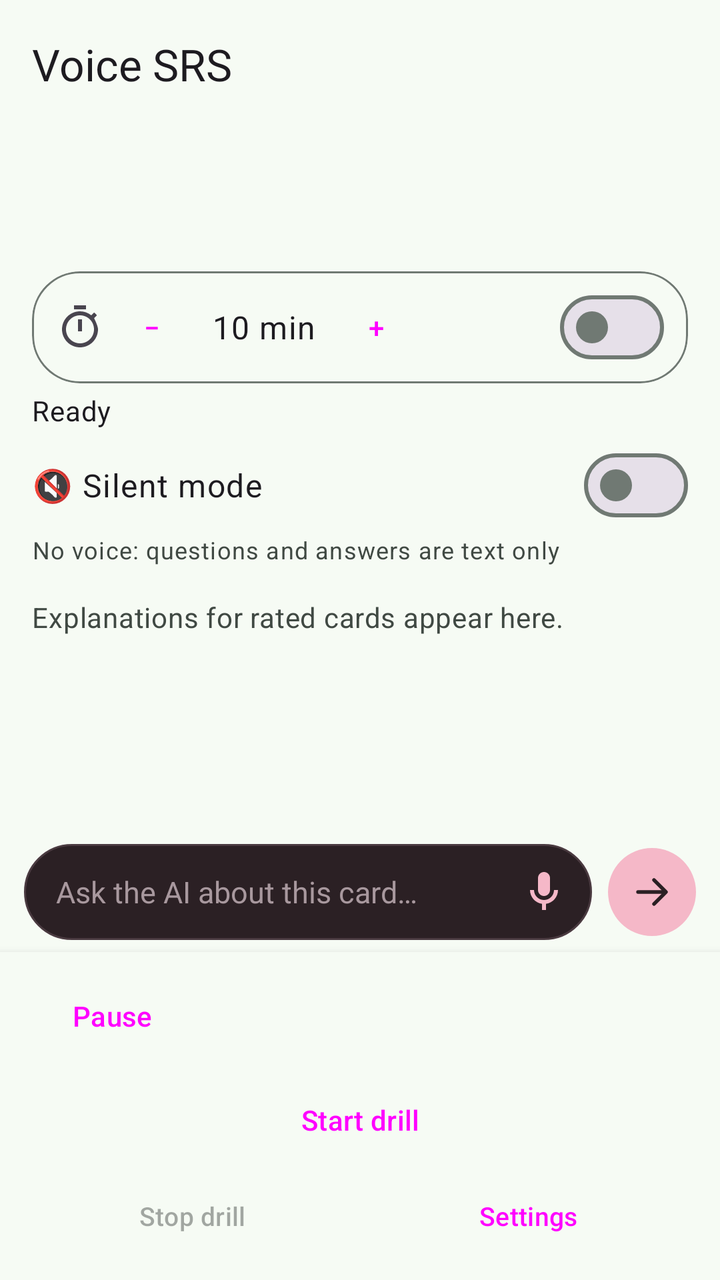
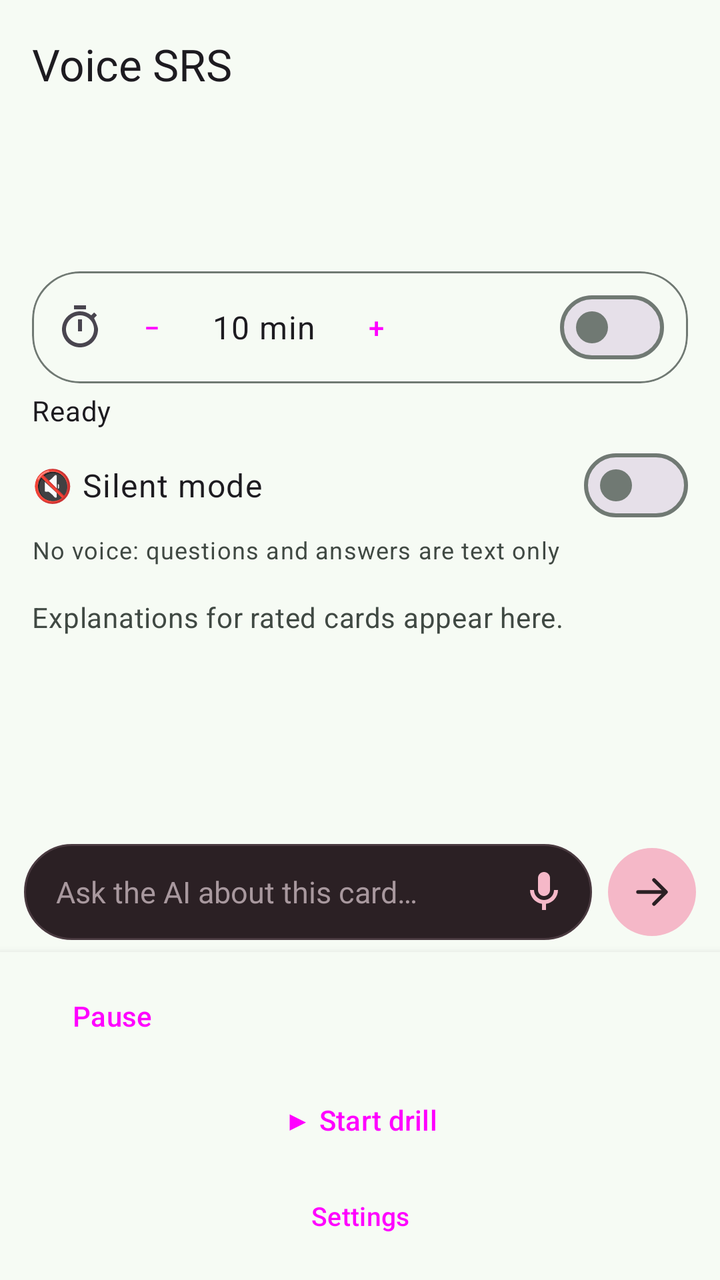

An Android layout rendered at two revisions. The XML below is the earlier revision; the diff shows what the commit changed to produce the second picture.
<!-- AndroidManifest.xml: application theme Theme.VoiceSrs -->
<!-- res/layout/activity_main.xml -->
<?xml version="1.0" encoding="utf-8"?>
<LinearLayout xmlns:android="http://schemas.android.com/apk/res/android"
    xmlns:app="http://schemas.android.com/apk/res-auto"
    android:layout_width="match_parent"
    android:layout_height="match_parent"
    android:fitsSystemWindows="true"
    android:orientation="vertical">

    <com.google.android.material.appbar.MaterialToolbar
        android:id="@+id/toolbar"
        android:layout_width="match_parent"
        android:layout_height="?attr/actionBarSize"
        android:background="?attr/colorSurface"
        app:title="@string/app_name"
        app:titleTextAppearance="?attr/textAppearanceTitleLarge" />

    <LinearLayout
        android:id="@+id/slimHeader"
        android:layout_width="match_parent"
        android:layout_height="wrap_content"
        android:orientation="vertical"
        android:paddingStart="16dp"
        android:paddingTop="4dp"
        android:paddingEnd="16dp"
        android:paddingBottom="8dp">

        <TextView
            android:id="@+id/deckPath"
            android:layout_width="match_parent"
            android:layout_height="wrap_content"
            android:ellipsize="start"
            android:maxLines="1"
            android:textAppearance="?attr/textAppearanceBodySmall"
            android:textColor="?attr/colorOnSurfaceVariant"
            android:visibility="gone" />

        <TextView
            android:id="@+id/deckName"
            android:layout_width="match_parent"
            android:layout_height="wrap_content"
            android:ellipsize="end"
            android:maxLines="1"
            android:textAppearance="?attr/textAppearanceTitleMedium" />

        <TextView
            android:id="@+id/dueCount"
            android:layout_width="match_parent"
            android:layout_height="wrap_content"
            android:layout_marginTop="2dp"
            android:textAppearance="?attr/textAppearanceBodyMedium" />

        <TextView
            android:id="@+id/examCountdown"
            android:layout_width="match_parent"
            android:layout_height="wrap_content"
            android:layout_marginTop="2dp"
            android:textAppearance="?attr/textAppearanceBodySmall"
            android:textColor="?attr/colorOnSurfaceVariant"
            android:visibility="gone" />

        <TextView
            android:id="@+id/headerMeta"
            android:layout_width="match_parent"
            android:layout_height="wrap_content"
            android:layout_marginTop="2dp"
            android:clickable="false"
            android:focusable="false"
            android:longClickable="false"
            android:textAppearance="?attr/textAppearanceBodyMedium"
            android:textColor="?attr/colorOnSurfaceVariant" />

        <include
            android:id="@+id/timerRowInclude"
            layout="@layout/include_timer_row"
            android:layout_width="match_parent"
            android:layout_height="wrap_content"
            android:layout_marginTop="4dp" />

        <TextView
            android:id="@+id/stateText"
            android:layout_width="match_parent"
            android:layout_height="wrap_content"
            android:layout_marginTop="4dp"
            android:text="@string/state_ready"
            android:textAppearance="?attr/textAppearanceBodyMedium" />

        <TextView
            android:id="@+id/progressText"
            android:layout_width="match_parent"
            android:layout_height="wrap_content"
            android:visibility="gone" />

        <com.google.android.material.chip.Chip
            android:id="@+id/syncChip"
            style="@style/Widget.Material3.Chip.Assist"
            android:layout_width="wrap_content"
            android:layout_height="wrap_content"
            android:layout_marginTop="4dp"
            android:clickable="false"
            android:focusable="false"
            android:text="0 pending sync"
            android:visibility="gone"
            app:chipMinHeight="32dp" />

        <com.google.android.material.materialswitch.MaterialSwitch
            android:id="@+id/drillSilentSwitch"
            android:layout_width="match_parent"
            android:layout_height="wrap_content"
            android:layout_marginTop="4dp"
            android:minHeight="48dp"
            android:text="@string/silent_switch"
            android:textAppearance="?attr/textAppearanceBodyLarge" />

        <TextView
            android:id="@+id/drillSilentSubtitle"
            android:layout_width="match_parent"
            android:layout_height="wrap_content"
            android:text="@string/silent_switch_sub"
            android:textAppearance="?attr/textAppearanceBodySmall"
            android:textColor="?attr/colorOnSurfaceVariant" />
    </LinearLayout>

    <include
        layout="@layout/include_error_card"
        android:layout_width="match_parent"
        android:layout_height="wrap_content"
        android:layout_marginStart="16dp"
        android:layout_marginEnd="16dp" />

    <FrameLayout
        android:layout_width="match_parent"
        android:layout_height="0dp"
        android:layout_weight="1">

        <androidx.recyclerview.widget.RecyclerView
            android:id="@+id/chatList"
            android:layout_width="match_parent"
            android:layout_height="match_parent"
            android:clipToPadding="false"
            android:paddingStart="12dp"
            android:paddingTop="4dp"
            android:paddingEnd="12dp"
            android:paddingBottom="8dp"
            android:scrollbars="vertical" />

        <TextView
            android:id="@+id/chatEmpty"
            android:layout_width="match_parent"
            android:layout_height="wrap_content"
            android:paddingStart="16dp"
            android:paddingTop="8dp"
            android:paddingEnd="16dp"
            android:text="@string/chat_empty"
            android:textAppearance="?attr/textAppearanceBodyMedium"
            android:textColor="?attr/colorOnSurfaceVariant" />

        <TextView
            android:id="@+id/chatUnread"
            android:layout_width="wrap_content"
            android:layout_height="wrap_content"
            android:layout_gravity="end"
            android:clickable="false"
            android:focusable="false"
            android:paddingStart="8dp"
            android:paddingEnd="12dp"
            android:textAppearance="?attr/textAppearanceTitleSmall"
            android:visibility="gone" />

        <TextView
            android:id="@+id/chatNextPill"
            android:layout_width="wrap_content"
            android:layout_height="wrap_content"
            android:layout_gravity="bottom|center_horizontal"
            android:layout_marginBottom="8dp"
            android:background="@drawable/bg_next_pill"
            android:clickable="true"
            android:contentDescription="@string/chat_next_question"
            android:focusable="true"
            android:paddingStart="12dp"
            android:paddingTop="6dp"
            android:paddingEnd="12dp"
            android:paddingBottom="6dp"
            android:text="@string/chat_next_question"
            android:textColor="@color/spoken_pill_text"
            android:textSize="12sp"
            android:visibility="gone" />
    </FrameLayout>

    <include layout="@layout/include_chat_composer" />

    <LinearLayout
        android:id="@+id/bottomBar"
        android:layout_width="match_parent"
        android:layout_height="wrap_content"
        android:background="?attr/colorSurface"
        android:elevation="6dp"
        android:orientation="vertical"
        android:paddingStart="12dp"
        android:paddingTop="8dp"
        android:paddingEnd="12dp"
        android:paddingBottom="12dp">

        <include layout="@layout/include_session_cue" />

        <Button
            android:id="@+id/showAnswerButton"
            style="@style/Widget.Material3.Button.TonalButton"
            android:layout_width="match_parent"
            android:layout_height="wrap_content"
            android:minHeight="52dp"
            android:text="@string/show_answer"
            android:visibility="gone" />

        <TextView
            android:id="@+id/gradeGuideLabel"
            android:layout_width="match_parent"
            android:layout_height="wrap_content"
            android:text="@string/grade_guide"
            android:textAppearance="?attr/textAppearanceLabelLarge"
            android:visibility="gone" />

        <com.google.android.material.chip.ChipGroup
            android:id="@+id/gradeChips"
            android:layout_width="match_parent"
            android:layout_height="wrap_content"
            android:visibility="gone"
            app:chipSpacingHorizontal="8dp"
            app:singleLine="false"
            app:singleSelection="true">

            <com.google.android.material.chip.Chip
                android:id="@+id/chipAgain"
                style="@style/Widget.Material3.Chip.Suggestion"
                android:layout_width="wrap_content"
                android:layout_height="wrap_content"
                android:checkable="true"
                android:text="@string/grade_again"
                app:checkedIconVisible="false" />

            <com.google.android.material.chip.Chip
                android:id="@+id/chipHard"
                style="@style/Widget.Material3.Chip.Suggestion"
                android:layout_width="wrap_content"
                android:layout_height="wrap_content"
                android:checkable="true"
                android:text="@string/grade_hard"
                app:checkedIconVisible="false" />

            <com.google.android.material.chip.Chip
                android:id="@+id/chipGood"
                style="@style/Widget.Material3.Chip.Suggestion"
                android:layout_width="wrap_content"
                android:layout_height="wrap_content"
                android:checkable="true"
                android:text="@string/grade_good"
                app:checkedIconVisible="false" />

            <com.google.android.material.chip.Chip
                android:id="@+id/chipEasy"
                style="@style/Widget.Material3.Chip.Suggestion"
                android:layout_width="wrap_content"
                android:layout_height="wrap_content"
                android:checkable="true"
                android:text="@string/grade_easy"
                app:checkedIconVisible="false" />
        </com.google.android.material.chip.ChipGroup>

        <Button
            android:id="@+id/startButton"
            style="@style/Widget.Material3.Button"
            android:layout_width="match_parent"
            android:layout_height="wrap_content"
            android:layout_marginTop="4dp"
            android:minHeight="48dp"
            android:text="@string/app_start" />

        <LinearLayout
            android:layout_width="match_parent"
            android:layout_height="wrap_content"
            android:layout_marginTop="4dp"
            android:orientation="horizontal">

            <Button
                android:id="@+id/stopButton"
                style="@style/Widget.Material3.Button.TextButton"
                android:layout_width="0dp"
                android:layout_height="wrap_content"
                android:layout_weight="1"
                android:enabled="false"
                android:minHeight="40dp"
                android:text="@string/app_stop"
                android:textSize="13sp" />

            <Button
                android:id="@+id/settingsButton"
                style="@style/Widget.Material3.Button.TextButton"
                android:layout_width="0dp"
                android:layout_height="wrap_content"
                android:layout_weight="1"
                android:minHeight="40dp"
                android:text="@string/app_settings"
                android:textSize="13sp" />
        </LinearLayout>
    </LinearLayout>
</LinearLayout>
<!-- res/layout/include_timer_row.xml (included above) -->
<?xml version="1.0" encoding="utf-8"?>
<com.google.android.material.card.MaterialCardView xmlns:android="http://schemas.android.com/apk/res/android"
    xmlns:app="http://schemas.android.com/apk/res-auto"
    android:id="@+id/timerRow"
    style="@style/Widget.Material3.CardView.Outlined"
    android:layout_width="match_parent"
    android:layout_height="wrap_content"
    android:minHeight="48dp"
    android:contentDescription="@string/timer_title"
    app:cardCornerRadius="24dp"
    app:cardElevation="0dp"
    app:contentPadding="4dp"
    app:strokeColor="?attr/colorOutline"
    app:strokeWidth="1dp">

    <LinearLayout
        android:layout_width="match_parent"
        android:layout_height="wrap_content"
        android:gravity="center_vertical"
        android:orientation="horizontal"
        android:paddingStart="8dp"
        android:paddingEnd="8dp">

        <TextView
            android:id="@+id/elapsedChip"
            android:layout_width="wrap_content"
            android:layout_height="wrap_content"
            android:layout_marginEnd="4dp"
            android:visibility="gone"
            android:textAppearance="?attr/textAppearanceLabelLarge" />

        <ImageView
            android:id="@+id/timerIcon"
            android:layout_width="24dp"
            android:layout_height="24dp"
            android:contentDescription="@string/timer_title"
            android:src="@drawable/ic_timer" />

        <Button
            android:id="@+id/timerMinus"
            style="@style/Widget.Material3.Button.IconButton"
            android:layout_width="48dp"
            android:layout_height="48dp"
            android:contentDescription="@string/timer_fewer"
            android:text="−" />

        <TextView
            android:id="@+id/timerValue"
            android:layout_width="wrap_content"
            android:layout_height="wrap_content"
            android:layout_marginStart="4dp"
            android:layout_marginEnd="4dp"
            android:minWidth="56dp"
            android:gravity="center"
            android:textAppearance="?attr/textAppearanceBodyLarge"
            android:text="10 min" />

        <Button
            android:id="@+id/timerPlus"
            style="@style/Widget.Material3.Button.IconButton"
            android:layout_width="48dp"
            android:layout_height="48dp"
            android:contentDescription="@string/timer_more"
            android:text="+" />

        <com.google.android.material.materialswitch.MaterialSwitch
            android:id="@+id/timerSwitch"
            android:layout_width="0dp"
            android:layout_height="wrap_content"
            android:layout_weight="1"
            android:gravity="end|center_vertical"
            android:minHeight="48dp"
            android:contentDescription="@string/timer_switch" />
    </LinearLayout>
</com.google.android.material.card.MaterialCardView>
<!-- res/layout/include_error_card.xml (included above) -->
<?xml version="1.0" encoding="utf-8"?>
<com.google.android.material.card.MaterialCardView xmlns:android="http://schemas.android.com/apk/res/android"
    xmlns:app="http://schemas.android.com/apk/res-auto"
    android:id="@+id/errorCard"
    style="@style/Widget.Material3.CardView.Outlined"
    android:layout_width="match_parent"
    android:layout_height="wrap_content"
    android:layout_marginBottom="12dp"
    android:visibility="gone"
    app:cardCornerRadius="20dp"
    app:contentPadding="20dp"
    app:strokeColor="?attr/colorError">

    <LinearLayout
        android:layout_width="match_parent"
        android:layout_height="wrap_content"
        android:orientation="vertical">

        <TextView
            android:id="@+id/errorTitle"
            android:layout_width="match_parent"
            android:layout_height="wrap_content"
            android:importantForAccessibility="yes"
            android:text="@string/error_title"
            android:textAppearance="?attr/textAppearanceTitleMedium"
            android:textColor="?attr/colorError" />

        <TextView
            android:id="@+id/errorText"
            android:layout_width="match_parent"
            android:layout_height="wrap_content"
            android:layout_marginTop="6dp"
            android:importantForAccessibility="yes"
            android:textAppearance="?attr/textAppearanceBodyLarge" />

        <Button
            android:id="@+id/retryButton"
            style="@style/Widget.Material3.Button"
            android:layout_width="match_parent"
            android:layout_height="wrap_content"
            android:layout_marginTop="12dp"
            android:minHeight="52dp"
            android:text="@string/error_retry" />
    </LinearLayout>
</com.google.android.material.card.MaterialCardView>
<!-- res/layout/include_chat_composer.xml (included above) -->
<?xml version="1.0" encoding="utf-8"?>
<LinearLayout xmlns:android="http://schemas.android.com/apk/res/android"
    xmlns:app="http://schemas.android.com/apk/res-auto"
    android:id="@+id/chatComposer"
    android:layout_width="match_parent"
    android:layout_height="wrap_content"
    android:orientation="vertical"
    android:paddingStart="12dp"
    android:paddingTop="4dp"
    android:paddingEnd="12dp"
    android:paddingBottom="6dp">

    <TextView
        android:id="@+id/chatAskAbout"
        android:layout_width="match_parent"
        android:layout_height="wrap_content"
        android:paddingBottom="4dp"
        android:textColor="@color/chat_meta"
        android:textSize="11sp"
        android:visibility="gone" />

    <com.google.android.material.chip.Chip
        android:id="@+id/todayReportChip"
        style="@style/Widget.Material3.Chip.Suggestion"
        android:layout_width="wrap_content"
        android:layout_height="wrap_content"
        android:layout_marginBottom="4dp"
        android:text="@string/today_report"
        android:visibility="gone"
        app:checkedIconVisible="false" />

    <TextView
        android:id="@+id/chatDictateHint"
        android:layout_width="match_parent"
        android:layout_height="wrap_content"
        android:paddingBottom="4dp"
        android:text="@string/chat_dictate_miss"
        android:textColor="@color/chat_meta"
        android:textSize="11sp"
        android:visibility="gone" />

    <LinearLayout
        android:layout_width="match_parent"
        android:layout_height="wrap_content"
        android:gravity="center_vertical"
        android:orientation="horizontal">

        <FrameLayout
            android:id="@+id/chatInputShell"
            android:layout_width="0dp"
            android:layout_height="wrap_content"
            android:layout_weight="1"
            android:background="@drawable/bg_chat_input"
            android:minHeight="48dp">

            <EditText
                android:id="@+id/chatInput"
                android:layout_width="match_parent"
                android:layout_height="wrap_content"
                android:background="@android:color/transparent"
                android:hint="@string/chat_ask_hint"
                android:imeOptions="actionSend"
                android:importantForAutofill="no"
                android:inputType="textCapSentences"
                android:minHeight="48dp"
                android:paddingStart="16dp"
                android:paddingTop="10dp"
                android:paddingEnd="44dp"
                android:paddingBottom="10dp"
                android:textColor="@color/chat_input_text"
                android:textColorHint="@color/chat_input_hint"
                android:textSize="15sp" />

            <ImageButton
                android:id="@+id/chatDictate"
                android:layout_width="40dp"
                android:layout_height="40dp"
                android:layout_gravity="end|center_vertical"
                android:layout_marginEnd="4dp"
                android:background="?attr/selectableItemBackgroundBorderless"
                android:contentDescription="@string/chat_dictate_cd"
                android:padding="8dp"
                android:scaleType="centerInside"
                android:src="@drawable/ic_mic"
                app:tint="@color/chat_accent" />
        </FrameLayout>

        <ImageButton
            android:id="@+id/chatSend"
            android:layout_width="44dp"
            android:layout_height="44dp"
            android:layout_marginStart="8dp"
            android:background="@drawable/bg_chat_send"
            android:contentDescription="@string/chat_send_cd"
            android:padding="10dp"
            android:scaleType="centerInside"
            android:src="@drawable/ic_send"
            app:tint="@color/chat_send_icon" />
    </LinearLayout>
</LinearLayout>
<!-- res/layout/include_session_cue.xml (included above) -->
<?xml version="1.0" encoding="utf-8"?>
<LinearLayout xmlns:android="http://schemas.android.com/apk/res/android"
    android:id="@+id/sessionCue"
    android:layout_width="match_parent"
    android:layout_height="wrap_content"
    android:orientation="vertical">

    <TextView
        android:id="@+id/thinkCountdown"
        android:layout_width="match_parent"
        android:layout_height="wrap_content"
        android:gravity="center_vertical"
        android:minHeight="32dp"
        android:textAppearance="?attr/textAppearanceLabelLarge"
        android:textColor="?attr/colorPrimary"
        android:visibility="gone" />

    <LinearLayout
        android:id="@+id/chatPauseRow"
        android:layout_width="match_parent"
        android:layout_height="wrap_content"
        android:gravity="center_vertical"
        android:orientation="horizontal"
        android:visibility="gone">

        <TextView
            android:id="@+id/chatPauseLabel"
            android:layout_width="0dp"
            android:layout_height="wrap_content"
            android:layout_weight="1"
            android:text="@string/chat_paused"
            android:textAppearance="?attr/textAppearanceTitleSmall" />

        <Button
            android:id="@+id/chatResumeButton"
            style="@style/Widget.Material3.Button.TonalButton"
            android:layout_width="wrap_content"
            android:layout_height="wrap_content"
            android:minHeight="48dp"
            android:backgroundTint="?attr/colorPrimary"
            android:textColor="?attr/colorOnPrimary"
            android:text="@string/chat_resume" />
    </LinearLayout>

    <LinearLayout
        android:id="@+id/playbackRow"
        android:layout_width="match_parent"
        android:layout_height="wrap_content"
        android:gravity="center_vertical"
        android:orientation="horizontal">

        <Button
            android:id="@+id/playbackPauseButton"
            style="@style/Widget.Material3.Button.TonalButton"
            android:layout_width="wrap_content"
            android:layout_height="wrap_content"
            android:minHeight="48dp"
            android:text="@string/playback_pause" />

        <TextView
            android:id="@+id/playbackStatus"
            android:layout_width="0dp"
            android:layout_height="wrap_content"
            android:layout_marginStart="8dp"
            android:layout_weight="1"
            android:textAppearance="?attr/textAppearanceBodySmall"
            android:textColor="?attr/colorOnSurfaceVariant" />
    </LinearLayout>
</LinearLayout>
<!-- resources referenced by this layout -->
<resources>
  <color name="chat_accent">#F5B8C8</color>
  <color name="chat_input_hint">#A8989E</color>
  <color name="chat_input_text">#F3ECEE</color>
  <color name="chat_meta">#8D8488</color>
  <color name="chat_send_icon">#2B2024</color>
  <color name="spoken_pill_text">#E6E1E5</color>
  <!-- drawable bg_next_pill (drawable) -->
  <?xml version="1.0" encoding="utf-8"?>
  <shape xmlns:android="http://schemas.android.com/apk/res/android"
      android:shape="rectangle">
      <solid android:color="@color/spoken_pill" />
      <corners android:radius="16dp" />
  </shape>
  <string name="app_name">Voice SRS</string>
  <string name="app_settings">Settings</string>
  <string name="app_start">Start drill</string>
  <string name="app_stop">Stop drill</string>
  <string name="chat_ask_hint">Ask the AI about this card…</string>
  <string name="chat_dictate_cd">Dictate</string>
  <string name="chat_dictate_miss">Didn\'t catch that</string>
  <string name="chat_empty">Explanations for rated cards appear here.</string>
  <string name="chat_next_question">Next question ↓</string>
  <string name="chat_paused">Paused, asking AI</string>
  <string name="chat_resume">Resume</string>
  <string name="chat_send_cd">Send</string>
  <string name="error_retry">Retry</string>
  <string name="error_title">Can\'t start the drill</string>
  <string name="grade_again">Again</string>
  <string name="grade_easy">Easy</string>
  <string name="grade_good">Good</string>
  <string name="grade_guide">Say a grade</string>
  <string name="grade_hard">Hard</string>
  <string name="playback_pause">Pause</string>
  <string name="show_answer">Show answer</string>
  <string name="silent_switch">🔇 Silent mode</string>
  <string name="silent_switch_sub">No voice: questions and answers are text only</string>
  <string name="state_ready">Ready</string>
  <string name="timer_fewer">Fewer minutes</string>
  <string name="timer_more">More minutes</string>
  <string name="timer_switch">Timer on</string>
  <string name="timer_title">Timer</string>
  <string name="today_report">Today\'s report</string>
  <!-- drawable bg_chat_input_active (drawable) -->
  <?xml version="1.0" encoding="utf-8"?>
  <shape xmlns:android="http://schemas.android.com/apk/res/android"
      android:shape="rectangle">
      <solid android:color="@color/chat_input_bg" />
      <corners android:radius="24dp" />
      <stroke
          android:width="1.5dp"
          android:color="@color/chat_accent" />
  </shape>
  <color name="spoken_pill">#3A3740</color>
  <color name="md_theme_primary">#146C43</color>
  <color name="md_theme_onPrimary">#FFFFFF</color>
  <color name="md_theme_primaryContainer">#A4F4C4</color>
  <color name="md_theme_onPrimaryContainer">#002110</color>
  <color name="md_theme_secondary">#4D6356</color>
  <color name="md_theme_onSecondary">#FFFFFF</color>
  <color name="md_theme_secondaryContainer">#D0E8D8</color>
  <color name="md_theme_onSecondaryContainer">#0B1F15</color>
  <color name="md_theme_tertiary">#3C6472</color>
  <color name="md_theme_onTertiary">#FFFFFF</color>
  <color name="md_theme_tertiaryContainer">#C0E9FA</color>
  <color name="md_theme_onTertiaryContainer">#001F28</color>
  <color name="md_theme_background">#F6FBF4</color>
  <color name="md_theme_surface">#F6FBF4</color>
  <color name="md_theme_onSurface">#171D19</color>
  <color name="md_theme_surfaceVariant">#DCE5DC</color>
  <color name="md_theme_onSurfaceVariant">#404943</color>
  <color name="md_theme_outline">#707973</color>
  <color name="md_theme_error">#BA1A1A</color>
  <color name="md_theme_onError">#FFFFFF</color>
  <color name="chat_input_bg">#2B2024</color>
  <color name="chat_input_stroke">#4A3A40</color>
  <!-- unchanged entries left out for length: 7 -->
</resources>

<!-- the commit's change to res/layout/activity_main.xml (unified diff, before → after) -->
@@ -279,17 +279,6 @@
             android:layout_height="wrap_content"
             android:layout_marginTop="4dp"
             android:orientation="horizontal">
-
-            <Button
-                android:id="@+id/stopButton"
-                style="@style/Widget.Material3.Button.TextButton"
-                android:layout_width="0dp"
-                android:layout_height="wrap_content"
-                android:layout_weight="1"
-                android:enabled="false"
-                android:minHeight="40dp"
-                android:text="@string/app_stop"
-                android:textSize="13sp" />
 
             <Button
                 android:id="@+id/settingsButton"
<!-- resource entries referenced after the edit -->
@@ -15,8 +15,7 @@
   </shape>
   <string name="app_name">Voice SRS</string>
   <string name="app_settings">Settings</string>
-  <string name="app_start">Start drill</string>
-  <string name="app_stop">Stop drill</string>
+  <string name="app_start">▶ Start drill</string>
   <string name="chat_ask_hint">Ask the AI about this card…</string>
   <string name="chat_dictate_cd">Dictate</string>
   <string name="chat_dictate_miss">Didn\'t catch that</string>
